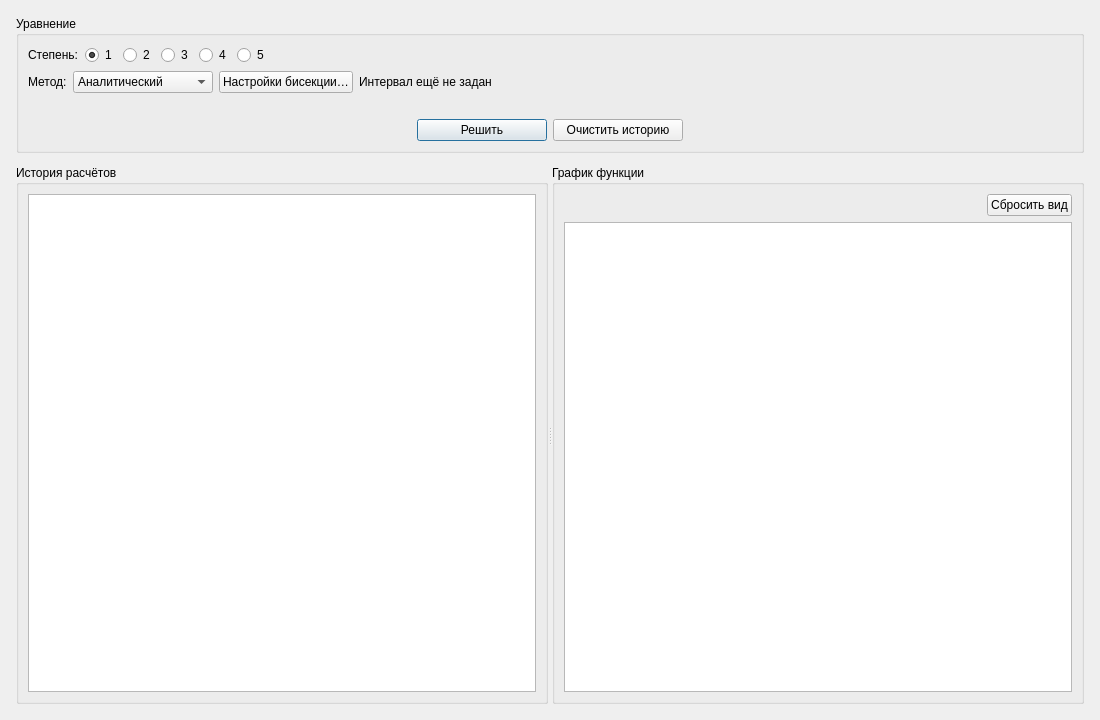
The window that src/PolynomialSolver.UI/MainWindow.ui (Modi663/PolynomialSolver) describes before a commit, drawn with Qt 5.
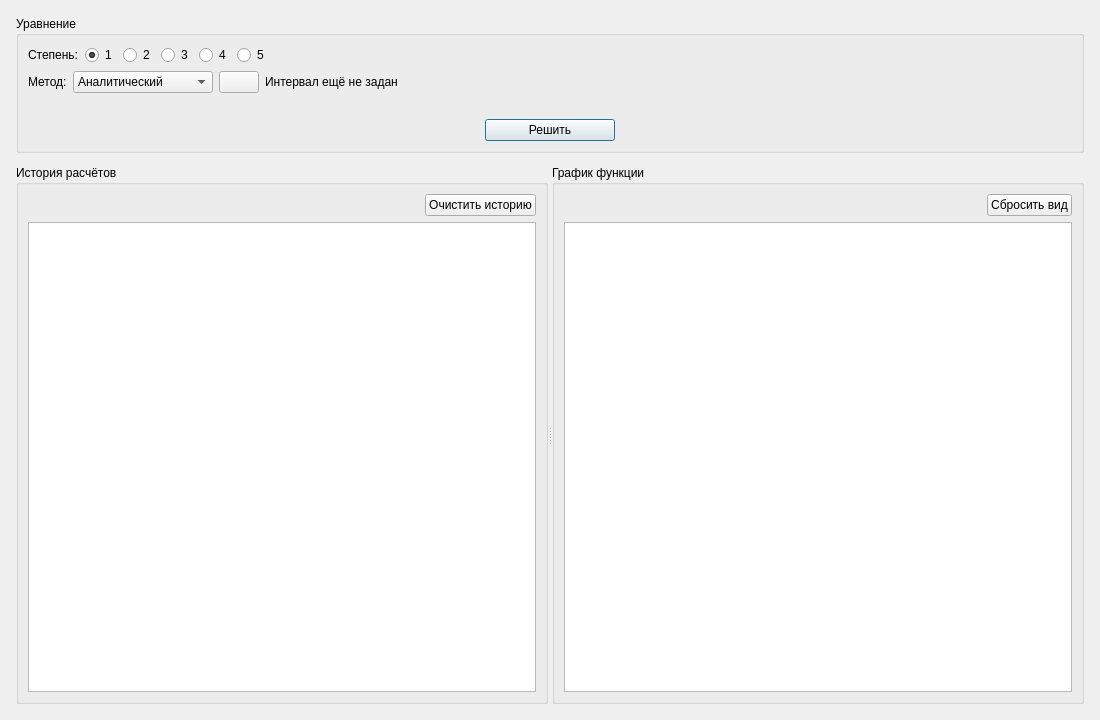
The same window after the commit. Custom widgets are drawn as their Qt base class.

Diff of the .ui file:
```diff
--- a/src/PolynomialSolver.UI/MainWindow.ui
+++ b/src/PolynomialSolver.UI/MainWindow.ui
@@ -148,7 +148,7 @@
          </item>
          <item>
           <widget class="QPushButton" name="settingsButton">
-           <property name="text"><string>Настройки бисекции…</string></property>
+           <property name="text"><string/></property>
           </widget>
          </item>
          <item>
@@ -261,19 +261,6 @@
            </property>
           </widget>
          </item>
-         <item>
-          <widget class="QPushButton" name="clearButton">
-           <property name="minimumSize">
-            <size>
-             <width>130</width>
-             <height>0</height>
-            </size>
-           </property>
-           <property name="text">
-            <string>Очистить историю</string>
-           </property>
-          </widget>
-         </item>
          <item>
           <spacer name="actionRightSpacer">
            <property name="orientation">
@@ -305,6 +292,21 @@
         <string>История расчётов</string>
        </property>
        <layout class="QVBoxLayout" name="resultLayout">
+        <item>
+         <layout class="QHBoxLayout" name="historyHeader">
+          <item>
+           <spacer name="historyHeaderSpacer">
+            <property name="orientation"><enum>Qt::Horizontal</enum></property>
+            <property name="sizeHint" stdset="0"><size><width>40</width><height>20</height></size></property>
+           </spacer>
+          </item>
+          <item>
+           <widget class="QPushButton" name="clearButton">
+            <property name="text"><string>Очистить историю</string></property>
+           </widget>
+          </item>
+         </layout>
+        </item>
         <item>
          <widget class="QPlainTextEdit" name="resultBox">
           <property name="readOnly">
```
